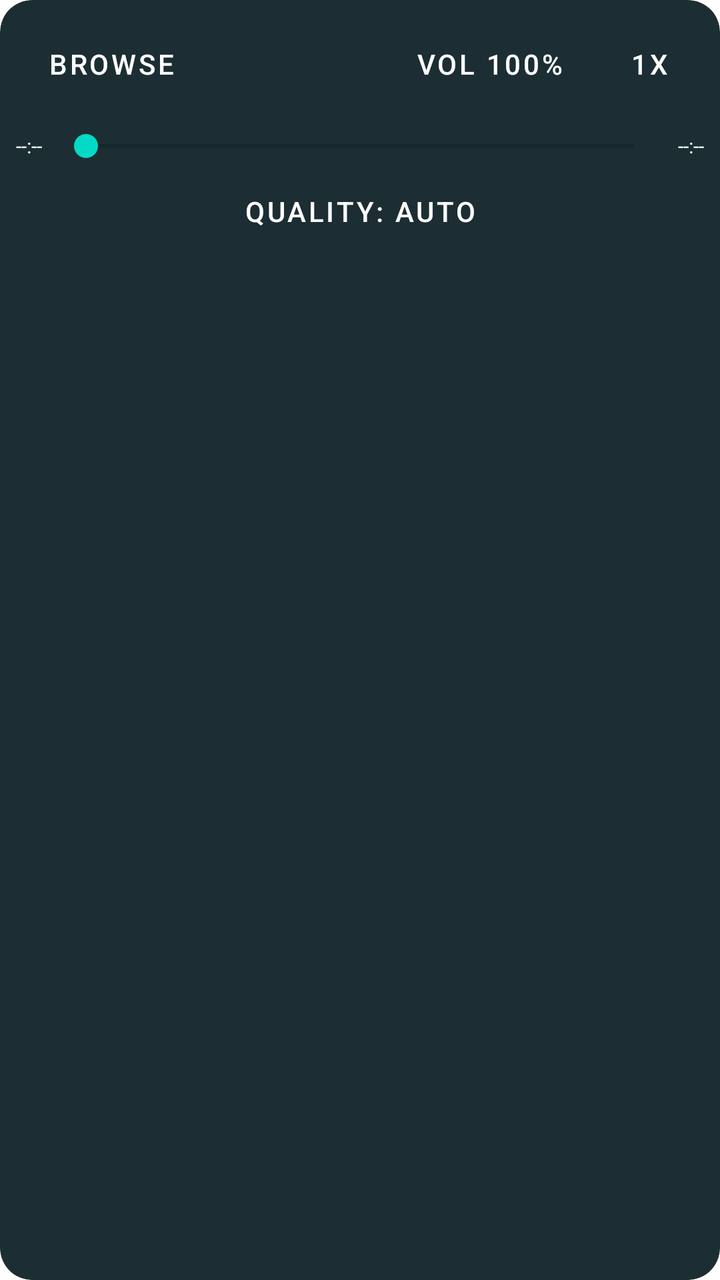
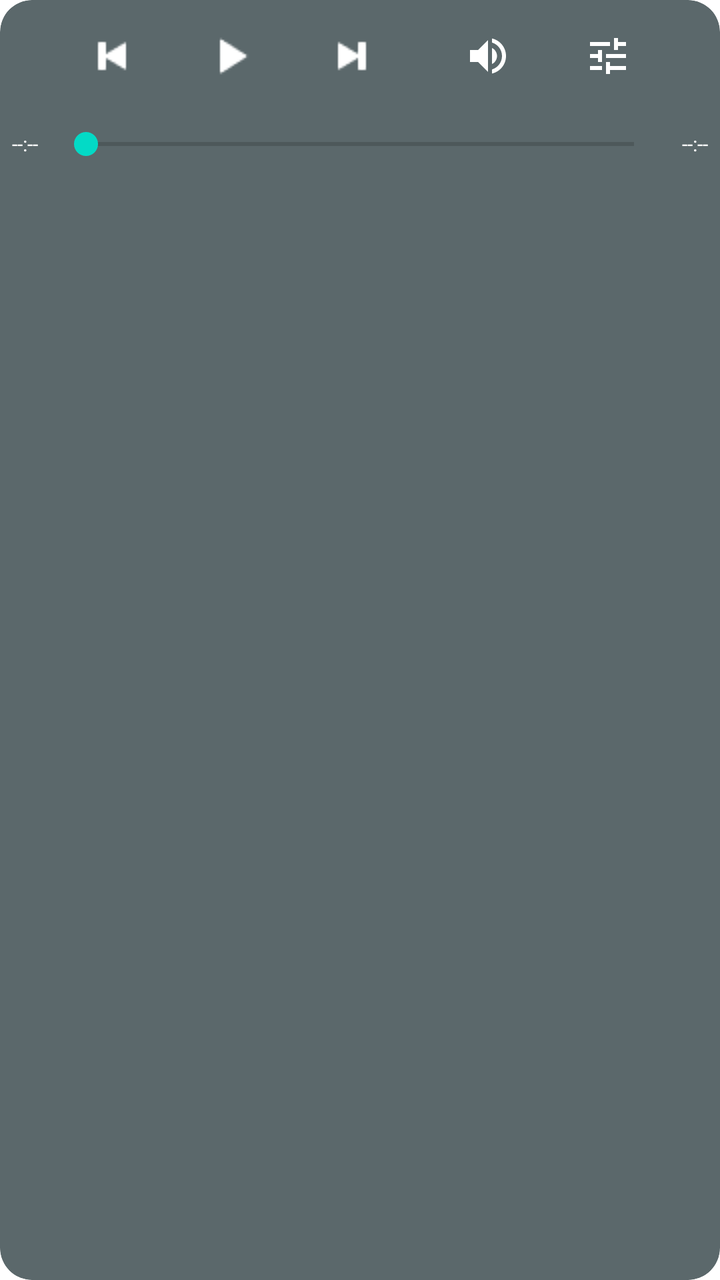

Screens rendered from an Android XML layout before and after an edit, with the pre-edit source and the edit as a unified diff.
<!-- AndroidManifest.xml: fallback theme Theme.MaterialComponents.DayNight.NoActionBar -->
<!-- res/layout/controls.xml -->
<?xml version="1.0" encoding="utf-8" ?>

<LinearLayout
  xmlns:android="http://schemas.android.com/apk/res/android"
  xmlns:app="http://schemas.android.com/apk/res-auto"
  android:layout_width="match_parent"
  android:layout_height="match_parent"
  android:orientation="vertical"
  android:background="@drawable/layout_bg"
  android:clipToOutline="true"
  android:padding="8dp"
>
  <LinearLayout
    android:layout_width="match_parent"
    android:layout_height="wrap_content"
    android:gravity="center"
    android:orientation="horizontal"
  >
    <Button
      android:id="@+id/browse_button"
      android:layout_width="wrap_content"
      android:layout_height="wrap_content"
      android:text="Browse"
      android:background="@android:color/transparent"
    />
    <Button
      android:id="@+id/back_button"
      android:layout_width="wrap_content"
      android:layout_height="wrap_content"
      android:drawableStart="@drawable/back"
      android:background="@android:color/transparent"
    />
    <Button
      android:id="@+id/volume_button"
      android:layout_width="wrap_content"
      android:layout_height="wrap_content"
      android:text="Vol 100%"
      android:background="@android:color/transparent"
    />
    <Button
      android:id="@+id/speed_button"
      android:layout_width="wrap_content"
      android:layout_height="wrap_content"
      android:text="1x"
      android:background="@android:color/transparent"
    />
    <Button
      android:id="@+id/play_pause_button"
      android:layout_width="wrap_content"
      android:layout_height="wrap_content"
      android:drawableStart="@drawable/play"
      android:background="@android:color/transparent"
    />
    <Button
      android:id="@+id/forward_button"
      android:layout_width="wrap_content"
      android:layout_height="wrap_content"
      android:drawableStart="@drawable/forward"
      android:background="@android:color/transparent"
    />
  </LinearLayout>
  <LinearLayout
    android:layout_width="match_parent"
    android:layout_height="wrap_content"
    android:layout_marginTop="8dp"
    android:gravity="center_vertical"
    android:orientation="horizontal"
  >
    <TextView
      android:id="@+id/elapsed_time"
      android:layout_width="wrap_content"
      android:layout_height="wrap_content"
      android:text="--:--"
      android:textColor="@android:color/white"
      android:textSize="10sp"
    />
    <SeekBar
      style="@style/Widget.AppCompat.SeekBar"
      android:id="@+id/seek_bar"
      android:layout_width="0dp"
      android:layout_height="wrap_content"
      android:layout_weight="1"
      android:layout_marginHorizontal="6dp"
    />
    <TextView
      android:id="@+id/duration_time"
      android:layout_width="wrap_content"
      android:layout_height="wrap_content"
      android:text="--:--"
      android:textColor="@android:color/white"
      android:textSize="10sp"
    />
  </LinearLayout>
  <LinearLayout
    android:layout_width="match_parent"
    android:layout_height="wrap_content"
    android:layout_marginTop="4dp"
    android:gravity="center"
    android:orientation="horizontal"
  >
    <Button
      android:id="@+id/quality_button"
      android:layout_width="wrap_content"
      android:layout_height="wrap_content"
      android:minHeight="32dp"
      android:minWidth="0dp"
      android:text="Quality: Auto"
      android:background="@android:color/transparent"
    />
  </LinearLayout>
</LinearLayout>
<!-- resources referenced by this layout -->
<resources>
  <!-- drawable back: png bitmap (drawable, 252 bytes) -->
  <!-- drawable forward: png bitmap (drawable, 244 bytes) -->
  <!-- drawable layout_bg (drawable) -->
  <?xml version="1.0" encoding="UTF-8" ?>
  
  <shape xmlns:android="http://schemas.android.com/apk/res/android">
    <solid android:color="#FF1C2E33" />
    <corners android:radius="16dp" />
    <padding
      android:left="0dp"
      android:top="0dp"
      android:right="0dp"
      android:bottom="0dp"
    />
  </shape>
  <!-- drawable play: png bitmap (drawable, 246 bytes) -->
  <style name="Widget.AppCompat.SeekBar" parent="Base.Widget.AppCompat.SeekBar" />
</resources>

<!-- the commit's change to res/layout/controls.xml (unified diff, before → after) -->
@@ -1,68 +1,129 @@
 <?xml version="1.0" encoding="utf-8" ?>
-
 <LinearLayout
   xmlns:android="http://schemas.android.com/apk/res/android"
-  xmlns:app="http://schemas.android.com/apk/res-auto"
   android:layout_width="match_parent"
   android:layout_height="match_parent"
+  android:background="@drawable/toolbar_bg"
+  android:clipToOutline="true"
   android:orientation="vertical"
-  android:background="@drawable/layout_bg"
-  android:clipToOutline="true"
-  android:padding="8dp"
+  android:padding="6dp"
 >
   <LinearLayout
     android:layout_width="match_parent"
-    android:layout_height="wrap_content"
+    android:layout_height="44dp"
     android:gravity="center"
     android:orientation="horizontal"
   >
     <Button
       android:id="@+id/browse_button"
-      android:layout_width="wrap_content"
-      android:layout_height="wrap_content"
-      android:text="Browse"
+      android:layout_width="56dp"
+      android:layout_height="44dp"
+      android:layout_marginEnd="4dp"
       android:background="@android:color/transparent"
+      android:contentDescription="Browse"
+      android:drawableTop="@drawable/ic_browse"
+      android:gravity="center"
+      android:minHeight="0dp"
+      android:minWidth="0dp"
+      android:tooltipText="Browse"
     />
     <Button
       android:id="@+id/back_button"
-      android:layout_width="wrap_content"
-      android:layout_height="wrap_content"
-      android:drawableStart="@drawable/back"
+      android:layout_width="56dp"
+      android:layout_height="44dp"
+      android:layout_marginEnd="4dp"
       android:background="@android:color/transparent"
+      android:contentDescription="Previous video"
+      android:drawableTop="@drawable/back"
+      android:gravity="center"
+      android:minHeight="0dp"
+      android:minWidth="0dp"
+      android:tooltipText="Previous video"
+    />
+    <Button
+      android:id="@+id/play_pause_button"
+      android:layout_width="56dp"
+      android:layout_height="44dp"
+      android:layout_marginEnd="4dp"
+      android:background="@android:color/transparent"
+      android:contentDescription="Play or pause"
+      android:drawableTop="@drawable/play"
+      android:gravity="center"
+      android:minHeight="0dp"
+      android:minWidth="0dp"
+      android:tooltipText="Play or pause"
+    />
+    <Button
+      android:id="@+id/forward_button"
+      android:layout_width="56dp"
+      android:layout_height="44dp"
+      android:background="@android:color/transparent"
+      android:contentDescription="Next video"
+      android:drawableTop="@drawable/forward"
+      android:gravity="center"
+      android:minHeight="0dp"
+      android:minWidth="0dp"
+      android:tooltipText="Next video"
+    />
+    <Space
+      android:layout_width="12dp"
+      android:layout_height="1dp"
     />
     <Button
       android:id="@+id/volume_button"
-      android:layout_width="wrap_content"
-      android:layout_height="wrap_content"
-      android:text="Vol 100%"
+      android:layout_width="56dp"
+      android:layout_height="44dp"
+      android:layout_marginEnd="4dp"
       android:background="@android:color/transparent"
+      android:contentDescription="Volume"
+      android:drawablePadding="1dp"
+      android:drawableTop="@drawable/ic_volume"
+      android:gravity="center"
+      android:minHeight="0dp"
+      android:minWidth="0dp"
+      android:text="100%"
+      android:textColor="@android:color/white"
+      android:textSize="10sp"
+      android:tooltipText="Volume"
+    />
+    <Button
+      android:id="@+id/quality_button"
+      android:layout_width="56dp"
+      android:layout_height="44dp"
+      android:layout_marginEnd="4dp"
+      android:background="@android:color/transparent"
+      android:contentDescription="Playback quality"
+      android:drawablePadding="1dp"
+      android:drawableTop="@drawable/ic_quality"
+      android:gravity="center"
+      android:minHeight="0dp"
+      android:minWidth="0dp"
+      android:text="Auto"
+      android:textColor="@android:color/white"
+      android:textSize="10sp"
+      android:tooltipText="Playback quality"
     />
     <Button
       android:id="@+id/speed_button"
-      android:layout_width="wrap_content"
-      android:layout_height="wrap_content"
+      android:layout_width="56dp"
+      android:layout_height="44dp"
+      android:background="@android:color/transparent"
+      android:contentDescription="Playback speed"
+      android:drawablePadding="1dp"
+      android:drawableTop="@drawable/ic_speed"
+      android:gravity="center"
+      android:minHeight="0dp"
+      android:minWidth="0dp"
       android:text="1x"
-      android:background="@android:color/transparent"
-    />
-    <Button
-      android:id="@+id/play_pause_button"
-      android:layout_width="wrap_content"
-      android:layout_height="wrap_content"
-      android:drawableStart="@drawable/play"
-      android:background="@android:color/transparent"
-    />
-    <Button
-      android:id="@+id/forward_button"
-      android:layout_width="wrap_content"
-      android:layout_height="wrap_content"
-      android:drawableStart="@drawable/forward"
-      android:background="@android:color/transparent"
+      android:textColor="@android:color/white"
+      android:textSize="10sp"
+      android:tooltipText="Playback speed"
     />
   </LinearLayout>
   <LinearLayout
     android:layout_width="match_parent"
-    android:layout_height="wrap_content"
-    android:layout_marginTop="8dp"
+    android:layout_height="32dp"
+    android:layout_marginTop="6dp"
     android:gravity="center_vertical"
     android:orientation="horizontal"
   >
@@ -75,12 +136,12 @@
       android:textSize="10sp"
     />
     <SeekBar
+      android:id="@+id/seek_bar"
       style="@style/Widget.AppCompat.SeekBar"
-      android:id="@+id/seek_bar"
       android:layout_width="0dp"
-      android:layout_height="wrap_content"
+      android:layout_height="32dp"
+      android:layout_marginHorizontal="8dp"
       android:layout_weight="1"
-      android:layout_marginHorizontal="6dp"
     />
     <TextView
       android:id="@+id/duration_time"
@@ -91,21 +152,4 @@
       android:textSize="10sp"
     />
   </LinearLayout>
-  <LinearLayout
-    android:layout_width="match_parent"
-    android:layout_height="wrap_content"
-    android:layout_marginTop="4dp"
-    android:gravity="center"
-    android:orientation="horizontal"
-  >
-    <Button
-      android:id="@+id/quality_button"
-      android:layout_width="wrap_content"
-      android:layout_height="wrap_content"
-      android:minHeight="32dp"
-      android:minWidth="0dp"
-      android:text="Quality: Auto"
-      android:background="@android:color/transparent"
-    />
-  </LinearLayout>
 </LinearLayout>
<!-- resource entries referenced after the edit -->
@@ -2,11 +2,51 @@
 <resources>
   <!-- drawable back: png bitmap (drawable, 252 bytes) -->
   <!-- drawable forward: png bitmap (drawable, 244 bytes) -->
-  <!-- drawable layout_bg (drawable) -->
+  <!-- drawable ic_browse (drawable) -->
+  <vector xmlns:android="http://schemas.android.com/apk/res/android"
+      android:width="24dp"
+      android:height="24dp"
+      android:viewportWidth="24"
+      android:viewportHeight="24">
+    <path
+        android:fillColor="#FFFFFFFF"
+        android:pathData="M9.5,3a6.5,6.5 0,1 0,0 13a6.5,6.5 0,0 0,0 -13M9.5,5a4.5,4.5 0,1 1,0 9a4.5,4.5 0,0 1,0 -9M14.2,13.8l5.4,5.4l-1.4,1.4l-5.4,-5.4z" />
+  </vector>
+  <!-- drawable ic_quality (drawable) -->
+  <vector xmlns:android="http://schemas.android.com/apk/res/android"
+      android:width="24dp"
+      android:height="24dp"
+      android:viewportWidth="24"
+      android:viewportHeight="24">
+    <path
+        android:fillColor="#FFFFFFFF"
+        android:pathData="M3,17v2h6v-2zM3,5v2h10V5zM13,21v-2h8v-2h-8v-2h-2v6zM7,9v2H3v2h4v2h2V9zM21,13v-2H11v2zM15,9h2V7h4V5h-4V3h-2z" />
+  </vector>
+  <!-- drawable ic_speed (drawable) -->
+  <vector xmlns:android="http://schemas.android.com/apk/res/android"
+      android:width="24dp"
+      android:height="24dp"
+      android:viewportWidth="24"
+      android:viewportHeight="24">
+    <path
+        android:fillColor="#FFFFFFFF"
+        android:pathData="M12,4a8,8 0,1 0,8 8h-2a6,6 0,1 1,-1.76 -4.24L14.83,9.17A4,4 0,1 0,16,12h-2a2,2 0,1 1,-0.59 -1.41l-3.82,3.82l1.41,1.41l3.82,-3.82A4,4 0,0 0,12,8a3.98,3.98 0,0 0,-2.83,1.17l-1.41,-1.41A5.97,5.97 0,0 1,12,6z" />
+  </vector>
+  <!-- drawable ic_volume (drawable) -->
+  <vector xmlns:android="http://schemas.android.com/apk/res/android"
+      android:width="24dp"
+      android:height="24dp"
+      android:viewportWidth="24"
+      android:viewportHeight="24">
+    <path
+        android:fillColor="#FFFFFFFF"
+        android:pathData="M3,9v6h4l5,5V4L7,9zM16.5,12c0,-1.77 -1.02,-3.29 -2.5,-4.03v8.05c1.48,-0.73 2.5,-2.25 2.5,-4.02zM14,3.23v2.06c2.89,0.86 5,3.54 5,6.71s-2.11,5.85 -5,6.71v2.06c4.01,-0.91 7,-4.49 7,-8.77S18.01,4.14 14,3.23z" />
+  </vector>
+  <!-- drawable play: png bitmap (drawable, 246 bytes) -->
+  <!-- drawable toolbar_bg (drawable) -->
   <?xml version="1.0" encoding="UTF-8" ?>
-  
   <shape xmlns:android="http://schemas.android.com/apk/res/android">
-    <solid android:color="#FF1C2E33" />
+    <solid android:color="#B81C2E33" />
     <corners android:radius="16dp" />
     <padding
       android:left="0dp"
@@ -15,7 +55,6 @@
       android:bottom="0dp"
     />
   </shape>
-  <!-- drawable play: png bitmap (drawable, 246 bytes) -->
   <style name="Widget.AppCompat.SeekBar" parent="Base.Widget.AppCompat.SeekBar" />
 </resources>
 
